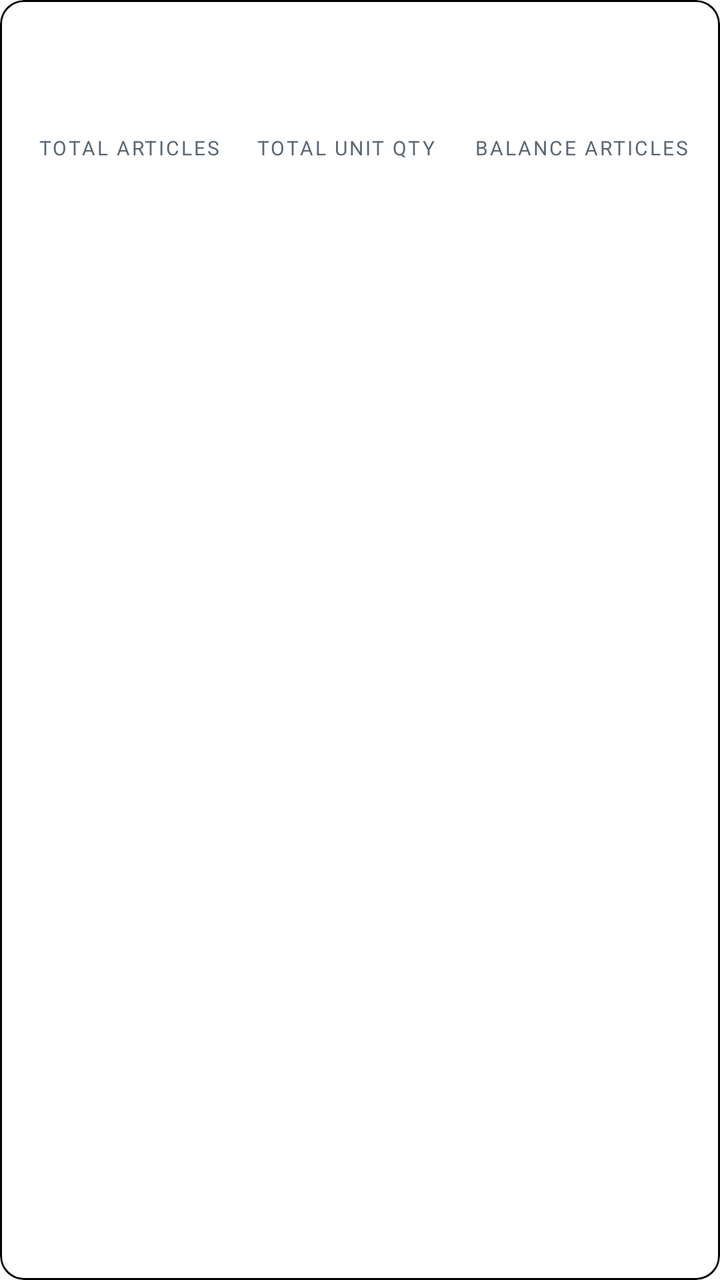
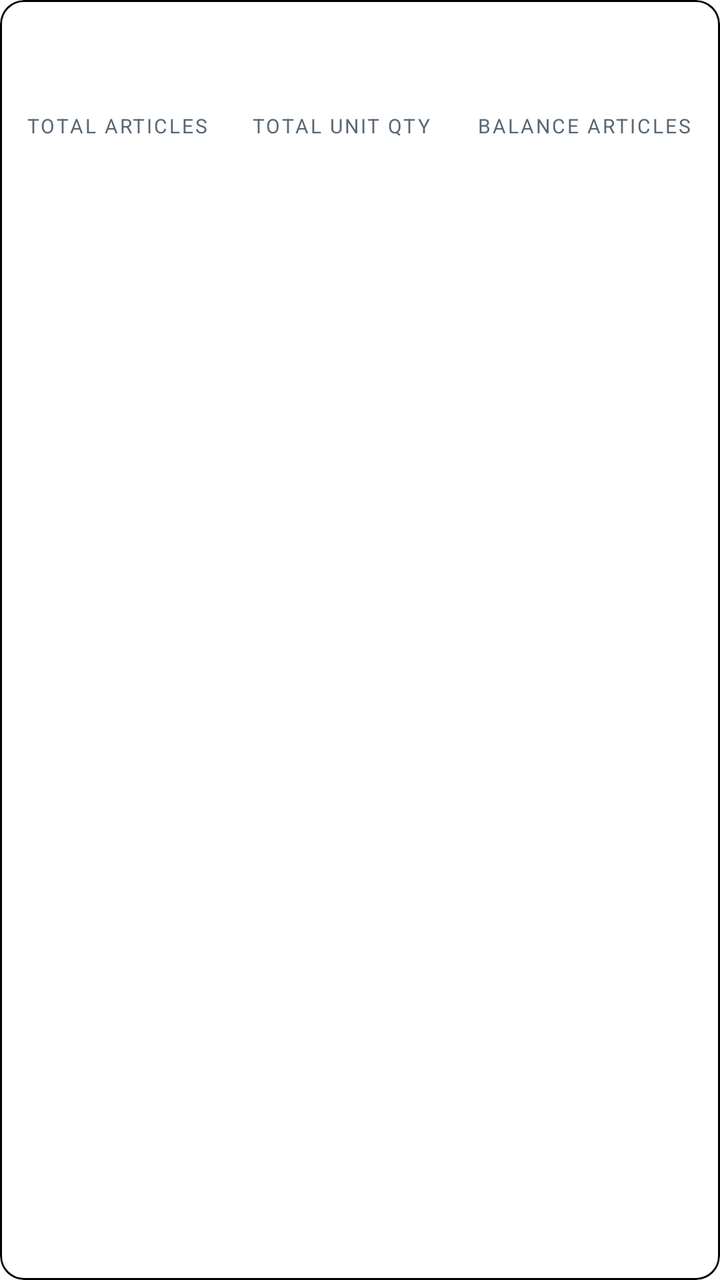

Before-and-after screenshots of an Android layout around one commit, followed by the original layout XML and the change that was made.
<!-- AndroidManifest.xml: application theme Theme.DenimRolls -->
<!-- res/layout/item_document.xml -->
<?xml version="1.0" encoding="utf-8"?>
<com.google.android.material.card.MaterialCardView
    xmlns:android="http://schemas.android.com/apk/res/android"
    xmlns:app="http://schemas.android.com/apk/res-auto"
    android:layout_width="match_parent"
    android:layout_height="wrap_content"
    android:layout_marginBottom="10dp"
    android:clickable="true"
    android:focusable="true"
    app:cardCornerRadius="12dp"
    app:cardElevation="0dp"
    app:strokeColor="@color/line"
    app:strokeWidth="1dp">

    <LinearLayout
        android:layout_width="match_parent"
        android:layout_height="wrap_content"
        android:orientation="horizontal">

        
        <View
            android:id="@+id/stripe"
            android:layout_width="5dp"
            android:layout_height="match_parent" />

        <LinearLayout
            android:layout_width="match_parent"
            android:layout_height="wrap_content"
            android:orientation="vertical"
            android:padding="14dp">

            <LinearLayout
                android:layout_width="match_parent"
                android:layout_height="wrap_content"
                android:orientation="horizontal"
                android:gravity="center_vertical">

                <TextView
                    android:id="@+id/number"
                    android:layout_width="0dp"
                    android:layout_height="wrap_content"
                    android:layout_weight="1"
                    android:textSize="17sp"
                    android:textStyle="bold"
                    android:fontFamily="monospace"
                    android:textColor="@color/ink" />

                <TextView
                    android:id="@+id/type"
                    android:layout_width="wrap_content"
                    android:layout_height="wrap_content"
                    android:textSize="12sp"
                    android:textStyle="bold"
                    android:letterSpacing="0.08" />
            </LinearLayout>

            <TextView
                android:id="@+id/status"
                android:layout_width="wrap_content"
                android:layout_height="wrap_content"
                android:layout_marginTop="2dp"
                android:textSize="12sp"
                android:textColor="@color/ink_muted" />

            <LinearLayout
                android:layout_width="match_parent"
                android:layout_height="wrap_content"
                android:orientation="horizontal"
                android:layout_marginTop="12dp">

                <LinearLayout
                    android:layout_width="0dp"
                    android:layout_height="wrap_content"
                    android:layout_weight="1"
                    android:orientation="vertical">

                    <TextView
                        android:layout_width="wrap_content"
                        android:layout_height="wrap_content"
                        android:text="@string/scan_total_articles"
                        android:textSize="10sp"
                        android:textAllCaps="true"
                        android:letterSpacing="0.1"
                        android:textColor="@color/ink_muted" />

                    <TextView
                        android:id="@+id/articles"
                        android:layout_width="wrap_content"
                        android:layout_height="wrap_content"
                        android:textSize="20sp"
                        android:textStyle="bold"
                        android:textColor="@color/ink" />
                </LinearLayout>

                <LinearLayout
                    android:layout_width="0dp"
                    android:layout_height="wrap_content"
                    android:layout_weight="1"
                    android:orientation="vertical">

                    <TextView
                        android:layout_width="wrap_content"
                        android:layout_height="wrap_content"
                        android:text="@string/scan_total_qty"
                        android:textSize="10sp"
                        android:textAllCaps="true"
                        android:letterSpacing="0.1"
                        android:textColor="@color/ink_muted" />

                    <TextView
                        android:id="@+id/quantity"
                        android:layout_width="wrap_content"
                        android:layout_height="wrap_content"
                        android:textSize="20sp"
                        android:textStyle="bold"
                        android:textColor="@color/ink" />
                </LinearLayout>

                <LinearLayout
                    android:layout_width="0dp"
                    android:layout_height="wrap_content"
                    android:layout_weight="1"
                    android:orientation="vertical">

                    <TextView
                        android:layout_width="wrap_content"
                        android:layout_height="wrap_content"
                        android:text="@string/scan_balance_articles"
                        android:textSize="10sp"
                        android:textAllCaps="true"
                        android:letterSpacing="0.1"
                        android:textColor="@color/ink_muted" />

                    <TextView
                        android:id="@+id/balance"
                        android:layout_width="wrap_content"
                        android:layout_height="wrap_content"
                        android:textSize="20sp"
                        android:textStyle="bold"
                        android:textColor="@color/brand_dark" />
                </LinearLayout>
            </LinearLayout>
        </LinearLayout>
    </LinearLayout>
</com.google.android.material.card.MaterialCardView>
<!-- resources referenced by this layout -->
<resources>
  <color name="brand_dark">#C25E00</color>
  <color name="ink">#000000</color>
  <color name="ink_muted">#5A6773</color>
  <color name="line">#000000</color>
  <string name="scan_balance_articles">Balance articles</string>
  <string name="scan_total_articles">Total articles</string>
  <string name="scan_total_qty">Total unit qty</string>
  <style name="Theme.DenimRolls" parent="Theme.Material3.Light.NoActionBar">
          <item name="colorPrimary">@color/brand</item>
          <item name="colorOnPrimary">#FFFFFF</item>
          <item name="colorPrimaryContainer">@color/brand_soft</item>
          <item name="colorOnPrimaryContainer">@color/brand_dark</item>
          <item name="colorSecondary">@color/info</item>
          <item name="colorError">@color/alarm</item>
          <item name="android:colorBackground">@color/page</item>
          <item name="colorSurface">@color/surface</item>
          <item name="colorOnSurface">@color/ink</item>
          <item name="colorOutline">@color/line_soft</item>
          <item name="android:statusBarColor">@color/brand_dark</item>
          <item name="android:textColorPrimary">@color/ink</item>
      </style>
  <color name="brand">#F07800</color>
  <color name="brand_soft">#FFF1E2</color>
  <color name="info">#1352C4</color>
  <color name="alarm">#D50000</color>
  <color name="page">#FFFFFF</color>
  <color name="surface">#FFFFFF</color>
  <color name="line_soft">#B9C4CE</color>
</resources>

<!-- the commit's change to res/layout/item_document.xml (unified diff, before → after) -->
@@ -4,7 +4,7 @@
     xmlns:app="http://schemas.android.com/apk/res-auto"
     android:layout_width="match_parent"
     android:layout_height="wrap_content"
-    android:layout_marginBottom="10dp"
+    android:layout_marginBottom="6dp"
     android:clickable="true"
     android:focusable="true"
     app:cardCornerRadius="12dp"
@@ -20,14 +20,14 @@
         
         <View
             android:id="@+id/stripe"
-            android:layout_width="5dp"
+            android:layout_width="4dp"
             android:layout_height="match_parent" />
 
         <LinearLayout
             android:layout_width="match_parent"
             android:layout_height="wrap_content"
             android:orientation="vertical"
-            android:padding="14dp">
+            android:padding="9dp">
 
             <LinearLayout
                 android:layout_width="match_parent"
@@ -66,7 +66,7 @@
                 android:layout_width="match_parent"
                 android:layout_height="wrap_content"
                 android:orientation="horizontal"
-                android:layout_marginTop="12dp">
+                android:layout_marginTop="6dp">
 
                 <LinearLayout
                     android:layout_width="0dp"
@@ -87,7 +87,7 @@
                         android:id="@+id/articles"
                         android:layout_width="wrap_content"
                         android:layout_height="wrap_content"
-                        android:textSize="20sp"
+                        android:textSize="17sp"
                         android:textStyle="bold"
                         android:textColor="@color/ink" />
                 </LinearLayout>
@@ -111,7 +111,7 @@
                         android:id="@+id/quantity"
                         android:layout_width="wrap_content"
                         android:layout_height="wrap_content"
-                        android:textSize="20sp"
+                        android:textSize="17sp"
                         android:textStyle="bold"
                         android:textColor="@color/ink" />
                 </LinearLayout>
@@ -135,7 +135,7 @@
                         android:id="@+id/balance"
                         android:layout_width="wrap_content"
                         android:layout_height="wrap_content"
-                        android:textSize="20sp"
+                        android:textSize="17sp"
                         android:textStyle="bold"
                         android:textColor="@color/brand_dark" />
                 </LinearLayout>
